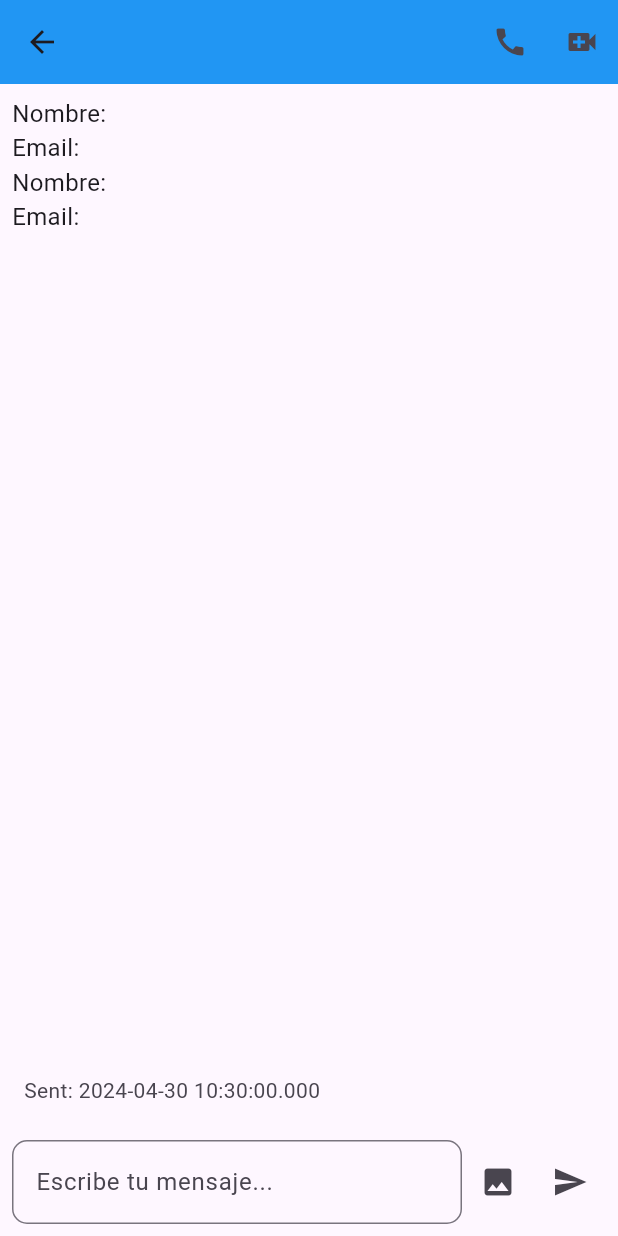
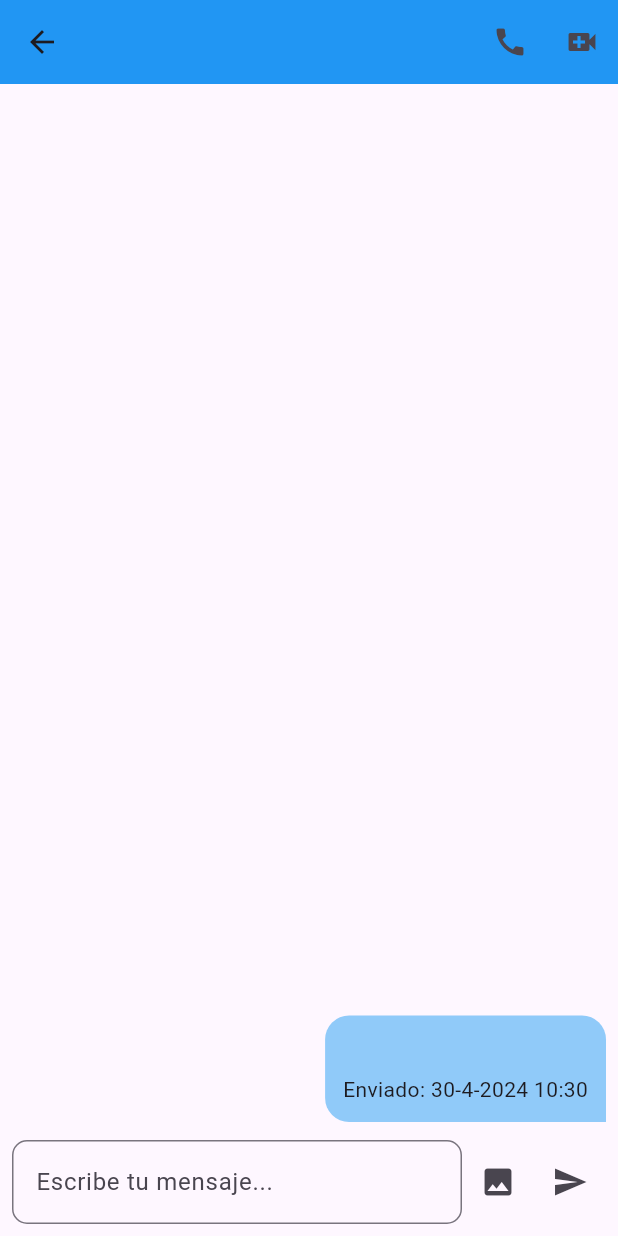
Before and after one commit to oscarxjauregui/tarea7, a Flutter app: the MessageScreen screen opened directly with empty values, after a tap on the "send" icon, on a phone screen of 412 x 824 dp. Run offline on Flutter 3.47's test engine with Material 3 defaults, Android fonts, the phone set to English and light mode, and no system bars; our stand-ins replace cloud_firestore, firebase_auth, firebase_core, firebase_storage, flutter_signin_button, image_picker; accounts and stored records are empty.

Commit message:
ya jala el chat de mensajes

```diff
--- a/lib/screens/message_screen.dart
+++ b/lib/screens/message_screen.dart
@@ -65,8 +65,7 @@ class _MessageScreenState extends State<MessageScreen> {
   Future<void> _sendMessage(String message) async {
     try {
       await FirebaseFirestore.instance.collection('messages').add({
-        'senderId': widget.myUserId,
-        'receiverId': widget.userId,
+        'ids': [widget.myUserId, widget.userId], // Almacenar IDs en una lista
         'message': message,
         'timestamp': DateTime.now(),
       });
@@ -95,36 +94,12 @@ class _MessageScreenState extends State<MessageScreen> {
       body: Column(
         crossAxisAlignment: CrossAxisAlignment.start,
         children: [
-          Padding(
-            padding: const EdgeInsets.all(8.0),
-            child: Column(
-              crossAxisAlignment: CrossAxisAlignment.start,
-              children: [
-                Text(
-                  'Nombre: $_userName',
-                  style: TextStyle(fontSize: 16),
-                ),
-                Text(
-                  'Email: $_userEmail',
-                  style: TextStyle(fontSize: 16),
-                ),
-                Text(
-                  'Nombre: $_myUserName',
-                  style: TextStyle(fontSize: 16),
-                ),
-                Text(
-                  'Email: $_myUserEmail',
-                  style: TextStyle(fontSize: 16),
-                ),
-              ],
-            ),
-          ),
           Expanded(
             child: StreamBuilder<QuerySnapshot>(
               stream: FirebaseFirestore.instance
                   .collection('messages')
-                  .where('senderId', isEqualTo: widget.myUserId)
-                  .where('receiverId', isEqualTo: widget.userId)
+                  .where('ids',
+                      arrayContainsAny: [widget.myUserId, widget.userId])
                   .orderBy('timestamp', descending: true)
                   .snapshots(),
               builder: (context, snapshot) {
@@ -132,7 +107,10 @@ class _MessageScreenState extends State<MessageScreen> {
                   return Center(child: CircularProgressIndicator());
                 }
                 if (snapshot.hasError) {
-                  return Center(child: Text('Error: ${snapshot.error}'));
+                  print('${snapshot.error}');
+                  return Center(
+                    child: Text('Error: ${snapshot.error}'),
+                  );
                 }
                 final messages = snapshot.data?.docs ?? [];
                 return ListView.builder(
@@ -142,12 +120,45 @@ class _MessageScreenState extends State<MessageScreen> {
                     final messageData =
                         messages[index].data() as Map<String, dynamic>;
                     final message = messageData['message'];
-                    final senderId = messageData['senderId'];
-                    final receiverId = messageData['receiverId'];
-                    final timestamp = messageData['timestamp']?.toDate();
-                    return ListTile(
-                      title: Text(message),
-                      subtitle: Text('Sent: ${timestamp.toString()}'),
+                    final ids = List<String>.from(messageData['ids'] ?? []);
+
+                    final isMyMessage = ids.indexOf(widget.myUserId) == 0;
+
+                    final timestamp =
+                        '${messageData['timestamp']?.toDate().day}-${messageData['timestamp']?.toDate().month}-${messageData['timestamp']?.toDate().year} ${messageData['timestamp']?.toDate().hour}:${messageData['timestamp']?.toDate().minute}';
+
+                    return Align(
+                      alignment: isMyMessage
+                          ? Alignment.centerRight
+                          : Alignment.centerLeft,
+                      child: Container(
+                        margin:
+                            EdgeInsets.symmetric(vertical: 4, horizontal: 8),
+                        padding: EdgeInsets.all(12),
+                        decoration: BoxDecoration(
+                          color:
+                              isMyMessage ? Colors.blue[200] : Colors.grey[200],
+                          borderRadius: BorderRadius.only(
+                            topLeft: Radius.circular(16),
+                            topRight: Radius.circular(16),
+                            bottomLeft:
+                                isMyMessage ? Radius.circular(16) : Radius.zero,
+                            bottomRight:
+                                isMyMessage ? Radius.zero : Radius.circular(16),
+                          ),
+                        ),
+                        child: Column(
+                          crossAxisAlignment: CrossAxisAlignment.start,
+                          children: [
+                            Text(
+                              message,
+                              style: TextStyle(fontSize: 16),
+                            ),
+                            SizedBox(height: 4),
+                            Text('Enviado: $timestamp'),
+                          ],
+                        ),
+                      ),
                     );
                   },
                 );
```
